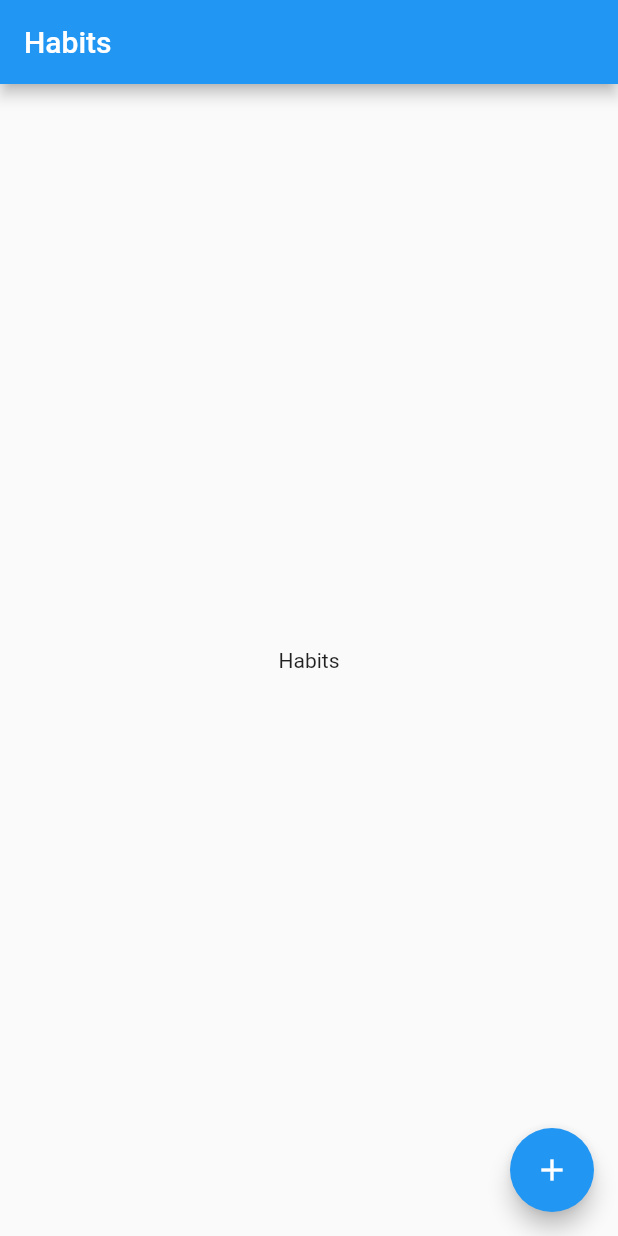
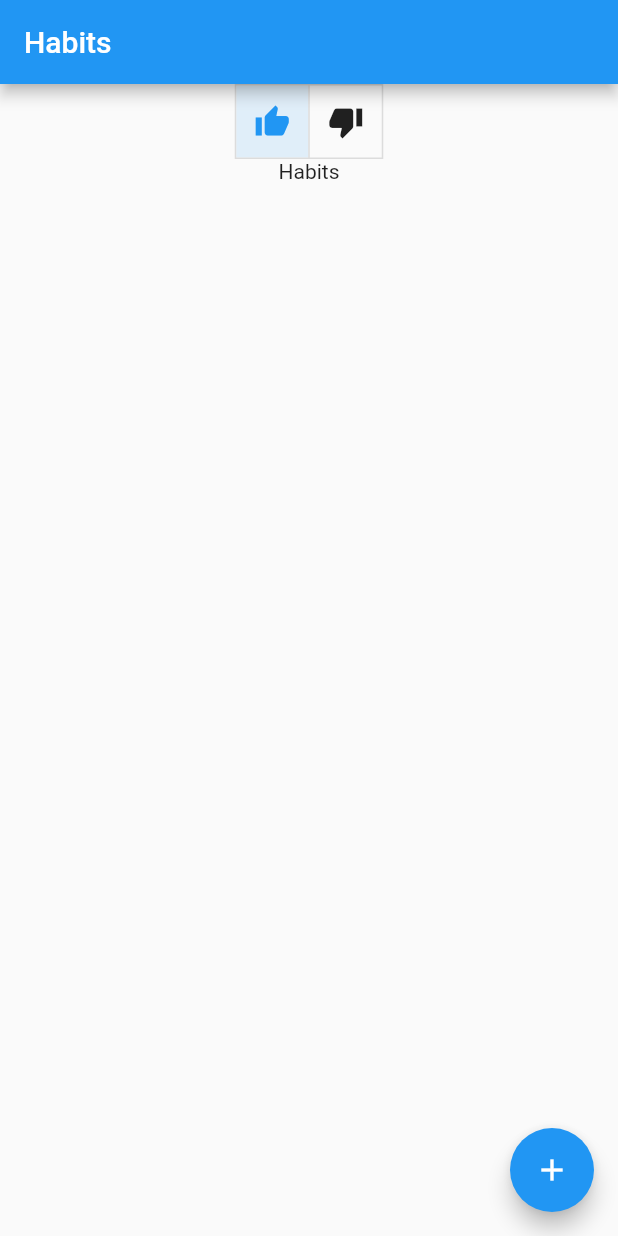
Before and after one commit to ivatar39/habit_tracking_test, a Flutter app: the screen it shows after launch, on a phone screen of 412 x 824 dp. Run offline on Flutter 3.47's test engine with Material 2 defaults, Android fonts, the phone set to English and light mode, and no system bars; our stand-ins replace auto_route, flutter_bloc, flutter_hooks, freezed_annotation, get_it, injectable.

Commit message:
Simple switch implemented

```diff
--- a/lib/presentation/habits/habits_page.dart
+++ b/lib/presentation/habits/habits_page.dart
@@ -1,6 +1,7 @@
 import 'package:auto_route/auto_route.dart';
 import 'package:flutter/material.dart';
 import 'package:habit_tracking_test/presentation/habits/widgets/habits_body.dart';
+import 'package:habit_tracking_test/presentation/habits/widgets/habits_switch.dart';
 import 'package:habit_tracking_test/presentation/router/app_router.gr.dart';
 
 class HabitsPage extends StatelessWidget {
@@ -10,7 +11,12 @@ class HabitsPage extends StatelessWidget {
       appBar: AppBar(
         title: const Text('Habits'),
       ),
-      body: const HabitsBody(),
+      body: Column(
+        children: [
+          HabitsSwitch(),
+          const HabitsBody(),
+        ],
+      ),
       floatingActionButton: FloatingActionButton(
         onPressed: () {
           context.router.push(const AddHabitPageRoute());
--- /dev/null
+++ b/lib/presentation/habits/widgets/habits_switch.dart
@@ -0,0 +1,33 @@
+import 'package:flutter/material.dart';
+import 'package:flutter_hooks/flutter_hooks.dart';
+
+class HabitsSwitch extends HookWidget {
+  @override
+  Widget build(BuildContext context) {
+    final toggleGoodHabitsState = useState(true);
+    final toggleBadHabitsState = useState(false);
+
+    return ToggleButtons(
+      isSelected: <bool>[
+        toggleGoodHabitsState.value,
+        toggleBadHabitsState.value,
+      ],
+      onPressed: (index) {
+        switch (index) {
+          case 0:
+            toggleGoodHabitsState.value = true;
+            toggleBadHabitsState.value = false;
+            break;
+          case 1:
+            toggleGoodHabitsState.value = false;
+            toggleBadHabitsState.value = true;
+            break;
+        }
+      },
+      children: const [
+        Icon(Icons.thumb_up),
+        Icon(Icons.thumb_down),
+      ],
+    );
+  }
+}
```
